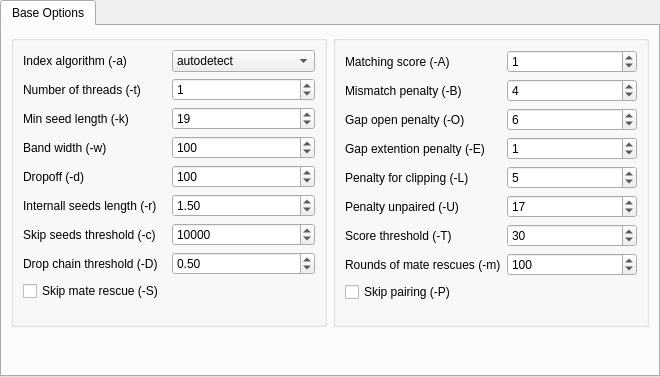
Qt form src/plugins/external_tool_support/src/bwa/BwaMemSettings.ui (violethaze74/ugene) before a commit.
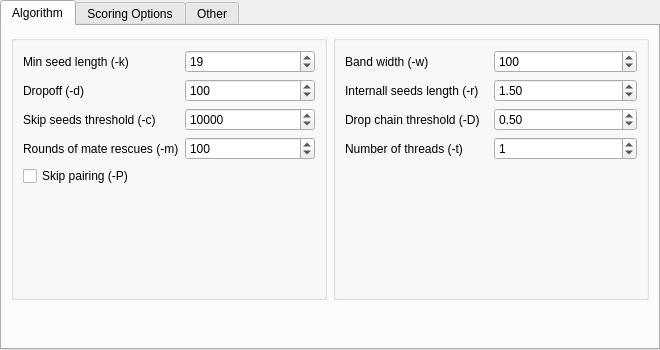
The same form after that commit.

Commit message: UGENE-5401. BWA-MEM settings widget.

```diff
--- a/src/plugins/external_tool_support/src/bwa/BwaMemSettings.ui
+++ b/src/plugins/external_tool_support/src/bwa/BwaMemSettings.ui
@@ -7,7 +7,7 @@
     <x>0</x>
     <y>0</y>
     <width>660</width>
-    <height>377</height>
+    <height>350</height>
    </rect>
   </property>
   <property name="minimumSize">
@@ -42,7 +42,7 @@
      </property>
      <widget class="QWidget" name="tab">
       <attribute name="title">
-       <string>Base Options</string>
+       <string>Algorithm</string>
       </attribute>
       <layout class="QVBoxLayout" name="verticalLayout">
        <item>
@@ -59,55 +59,71 @@
             <property name="sizeConstraint">
              <enum>QLayout::SetMinAndMaxSize</enum>
             </property>
-            <item row="1" column="1">
-             <widget class="QSpinBox" name="numThreadsSpinbox">
-              <property name="toolTip">
-               <string>Number of threads</string>
-              </property>
-              <property name="maximum">
-               <number>999</number>
-              </property>
-              <property name="value">
-               <number>1</number>
-              </property>
-             </widget>
-            </item>
-            <item row="7" column="1">
-             <widget class="QDoubleSpinBox" name="internalSeedSpinbox">
-              <property name="toolTip">
-               <string>Look for internal seeds inside a seed longer than {-k} * FLOAT</string>
-              </property>
-              <property name="minimum">
-               <double>0.010000000000000</double>
-              </property>
-              <property name="maximum">
-               <double>9999.989999999999782</double>
-              </property>
-              <property name="value">
-               <double>1.500000000000000</double>
-              </property>
-             </widget>
-            </item>
-            <item row="1" column="0">
-             <widget class="QLabel" name="label_41">
+            <item row="5" column="0">
+             <widget class="QLabel" name="label_45">
               <property name="layoutDirection">
                <enum>Qt::LeftToRight</enum>
               </property>
               <property name="text">
-               <string>Number of threads (-t)</string>
+               <string>Dropoff (-d)</string>
               </property>
               <property name="alignment">
                <set>Qt::AlignLeading|Qt::AlignLeft|Qt::AlignVCenter</set>
               </property>
               <property name="margin">
-               <number>5</number>
+               <number>1</number>
               </property>
               <property name="buddy">
                <cstring>numThreadsSpinbox</cstring>
               </property>
              </widget>
             </item>
-            <item row="3" column="0">
+            <item row="6" column="1">
+             <widget class="QSpinBox" name="skipSeedSpinbox">
+              <property name="toolTip">
+               <string>Skip seeds with more than INT occurrences </string>
+              </property>
+              <property name="minimum">
+               <number>1</number>
+              </property>
+              <property name="maximum">
+               <number>4000000</number>
+              </property>
+              <property name="singleStep">
+               <number>1000</number>
+              </property>
+              <property name="value">
+               <number>10000</number>
+              </property>
+             </widget>
+            </item>
+            <item row="13" column="0" colspan="2">
+             <spacer name="verticalSpacer_2">
+              <property name="orientation">
+               <enum>Qt::Vertical</enum>
+              </property>
+              <property name="sizeHint" stdset="0">
+               <size>
+                <width>20</width>
+                <height>0</height>
+               </size>
+              </property>
+             </spacer>
+            </item>
+            <item row="7" column="1">
+             <widget class="QSpinBox" name="mateRescueSpinbox">
+              <property name="toolTip">
+               <string>Perform at most INT rounds of mate rescues for each read</string>
+              </property>
+              <property name="maximum">
+               <number>9999</number>
+              </property>
+              <property name="value">
+               <number>100</number>
+              </property>
+             </widget>
+            </item>
+            <item row="2" column="0">
              <widget class="QLabel" name="label_40">
               <property name="layoutDirection">
                <enum>Qt::LeftToRight</enum>
@@ -119,14 +135,68 @@
                <set>Qt::AlignLeading|Qt::AlignLeft|Qt::AlignVCenter</set>
               </property>
               <property name="margin">
-               <number>5</number>
+               <number>1</number>
               </property>
               <property name="buddy">
                <cstring>minSeedSpinbox</cstring>
               </property>
              </widget>
             </item>
-            <item row="3" column="1">
+            <item row="5" column="1">
+             <widget class="QSpinBox" name="dropoffSpinbox">
+              <property name="toolTip">
+               <string>Off-diagonal X-dropoff</string>
+              </property>
+              <property name="maximum">
+               <number>99999</number>
+              </property>
+              <property name="value">
+               <number>100</number>
+              </property>
+             </widget>
+            </item>
+            <item row="7" column="0">
+             <widget class="QLabel" name="label_9">
+              <property name="layoutDirection">
+               <enum>Qt::LeftToRight</enum>
+              </property>
+              <property name="text">
+               <string>Rounds of mate rescues (-m)</string>
+              </property>
+              <property name="alignment">
+               <set>Qt::AlignLeading|Qt::AlignLeft|Qt::AlignVCenter</set>
+              </property>
+              <property name="margin">
+               <number>1</number>
+              </property>
+              <property name="indent">
+               <number>-1</number>
+              </property>
+              <property name="buddy">
+               <cstring>mateRescueSpinbox</cstring>
+              </property>
+             </widget>
+            </item>
+            <item row="6" column="0">
+             <widget class="QLabel" name="label_47">
+              <property name="layoutDirection">
+               <enum>Qt::LeftToRight</enum>
+              </property>
+              <property name="text">
+               <string>Skip seeds threshold (-c)</string>
+              </property>
+              <property name="alignment">
+               <set>Qt::AlignLeading|Qt::AlignLeft|Qt::AlignVCenter</set>
+              </property>
+              <property name="margin">
+               <number>1</number>
+              </property>
+              <property name="buddy">
+               <cstring>skipSeedSpinbox</cstring>
+              </property>
+             </widget>
+            </item>
+            <item row="2" column="1">
              <widget class="QSpinBox" name="minSeedSpinbox">
               <property name="toolTip">
                <string>Minimum seed length</string>
@@ -145,7 +215,54 @@
               </property>
              </widget>
             </item>
-            <item row="5" column="0">
+            <item row="8" column="0" colspan="2">
+             <widget class="QCheckBox" name="skipPairingCheckBox">
+              <property name="sizePolicy">
+               <sizepolicy hsizetype="Minimum" vsizetype="Fixed">
+                <horstretch>0</horstretch>
+                <verstretch>0</verstretch>
+               </sizepolicy>
+              </property>
+              <property name="sizeIncrement">
+               <size>
+                <width>0</width>
+                <height>0</height>
+               </size>
+              </property>
+              <property name="toolTip">
+               <string>Skip pairing; mate rescue performed unless -S also in use</string>
+              </property>
+              <property name="text">
+               <string>Skip pairing (-P)</string>
+              </property>
+              <property name="tristate">
+               <bool>false</bool>
+              </property>
+             </widget>
+            </item>
+           </layout>
+          </widget>
+         </item>
+         <item>
+          <widget class="QGroupBox" name="groupBox">
+           <layout class="QGridLayout" name="gridLayout_3">
+            <property name="sizeConstraint">
+             <enum>QLayout::SetMinAndMaxSize</enum>
+            </property>
+            <item row="5" column="0" colspan="2">
+             <spacer name="verticalSpacer">
+              <property name="orientation">
+               <enum>Qt::Vertical</enum>
+              </property>
+              <property name="sizeHint" stdset="0">
+               <size>
+                <width>20</width>
+                <height>0</height>
+               </size>
+              </property>
+             </spacer>
+            </item>
+            <item row="0" column="0">
              <widget class="QLabel" name="label_43">
               <property name="layoutDirection">
                <enum>Qt::LeftToRight</enum>
@@ -157,59 +274,14 @@
                <set>Qt::AlignLeading|Qt::AlignLeft|Qt::AlignVCenter</set>
               </property>
               <property name="margin">
-               <number>5</number>
+               <number>1</number>
               </property>
               <property name="buddy">
                <cstring>bandWidthSpinbox</cstring>
               </property>
              </widget>
             </item>
-            <item row="5" column="1">
-             <widget class="QSpinBox" name="bandWidthSpinbox">
-              <property name="toolTip">
-               <string>Band width for banded alignment</string>
-              </property>
-              <property name="maximum">
-               <number>9999</number>
-              </property>
-              <property name="value">
-               <number>100</number>
-              </property>
-             </widget>
-            </item>
-            <item row="6" column="0">
-             <widget class="QLabel" name="label_45">
-              <property name="layoutDirection">
-               <enum>Qt::LeftToRight</enum>
-              </property>
-              <property name="text">
-               <string>Dropoff (-d)</string>
-              </property>
-              <property name="alignment">
-               <set>Qt::AlignLeading|Qt::AlignLeft|Qt::AlignVCenter</set>
-              </property>
-              <property name="margin">
-               <number>5</number>
-              </property>
-              <property name="buddy">
-               <cstring>dropoffSpinbox</cstring>
-              </property>
-             </widget>
-            </item>
-            <item row="6" column="1">
-             <widget class="QSpinBox" name="dropoffSpinbox">
-              <property name="toolTip">
-               <string>Off-diagonal X-dropoff</string>
-              </property>
-              <property name="maximum">
-               <number>99999</number>
-              </property>
-              <property name="value">
-               <number>100</number>
-              </property>
-             </widget>
-            </item>
-            <item row="7" column="0">
+            <item row="1" column="0">
              <widget class="QLabel" name="label_46">
               <property name="layoutDirection">
                <enum>Qt::LeftToRight</enum>
@@ -221,71 +293,14 @@
                <set>Qt::AlignLeading|Qt::AlignLeft|Qt::AlignVCenter</set>
               </property>
               <property name="margin">
-               <number>5</number>
+               <number>1</number>
               </property>
               <property name="buddy">
                <cstring>internalSeedSpinbox</cstring>
               </property>
              </widget>
             </item>
-            <item row="8" column="0">
-             <widget class="QLabel" name="label_47">
-              <property name="layoutDirection">
-               <enum>Qt::LeftToRight</enum>
-              </property>
-              <property name="text">
-               <string>Skip seeds threshold (-c)</string>
-              </property>
-              <property name="alignment">
-               <set>Qt::AlignLeading|Qt::AlignLeft|Qt::AlignVCenter</set>
-              </property>
-              <property name="margin">
-               <number>5</number>
-              </property>
-              <property name="buddy">
-               <cstring>skipSeedSpinbox</cstring>
-              </property>
-             </widget>
-            </item>
-            <item row="8" column="1">
-             <widget class="QSpinBox" name="skipSeedSpinbox">
-              <property name="toolTip">
-               <string>Skip seeds with more than INT occurrences </string>
-              </property>
-              <property name="minimum">
-               <number>1</number>
-              </property>
-              <property name="maximum">
-               <number>4000000</number>
-              </property>
-              <property name="singleStep">
-               <number>1000</number>
-              </property>
-              <property name="value">
-               <number>10000</number>
-              </property>
-             </widget>
-            </item>
-            <item row="9" column="0">
-             <widget class="QLabel" name="label_48">
-              <property name="layoutDirection">
-               <enum>Qt::LeftToRight</enum>
-              </property>
-              <property name="text">
-               <string>Drop chain threshold (-D)</string>
-              </property>
-              <property name="alignment">
-               <set>Qt::AlignLeading|Qt::AlignLeft|Qt::AlignVCenter</set>
-              </property>
-              <property name="margin">
-               <number>5</number>
-              </property>
-              <property name="buddy">
-               <cstring>dropChainSpinbox</cstring>
-              </property>
-             </widget>
-            </item>
-            <item row="9" column="1">
+            <item row="2" column="1">
              <widget class="QDoubleSpinBox" name="dropChainSpinbox">
               <property name="toolTip">
                <string>Drop chains shorter than FLOAT fraction of the longest overlapping chain</string>
@@ -298,79 +313,144 @@
               </property>
              </widget>
             </item>
-            <item row="0" column="0">
-             <widget class="QLabel" name="label_2">
+            <item row="1" column="1">
+             <widget class="QDoubleSpinBox" name="internalSeedSpinbox">
+              <property name="toolTip">
+               <string>Look for internal seeds inside a seed longer than {-k} * FLOAT</string>
+              </property>
+              <property name="minimum">
+               <double>0.010000000000000</double>
+              </property>
+              <property name="maximum">
+               <double>9999.989999999999782</double>
+              </property>
+              <property name="value">
+               <double>1.500000000000000</double>
+              </property>
+             </widget>
+            </item>
+            <item row="2" column="0">
+             <widget class="QLabel" name="label_48">
+              <property name="layoutDirection">
+               <enum>Qt::LeftToRight</enum>
+              </property>
               <property name="text">
-               <string>Index algorithm (-a)</string>
+               <string>Drop chain threshold (-D)</string>
               </property>
               <property name="alignment">
                <set>Qt::AlignLeading|Qt::AlignLeft|Qt::AlignVCenter</set>
               </property>
               <property name="margin">
-               <number>5</number>
+               <number>1</number>
+              </property>
+              <property name="buddy">
+               <cstring>dropChainSpinbox</cstring>
               </property>
              </widget>
             </item>
             <item row="0" column="1">
-             <widget class="QComboBox" name="indexAlgorithmComboBox">
-              <property name="currentIndex">
-               <number>0</number>
+             <widget class="QSpinBox" name="bandWidthSpinbox">
+              <property name="toolTip">
+               <string>Band width for banded alignment</string>
               </property>
-              <item>
-               <property name="text">
-                <string>autodetect</string>
-               </property>
-              </item>
-              <item>
-               <property name="text">
-                <string>bwtsw</string>
-               </property>
-              </item>
-              <item>
-               <property name="text">
-                <string>div</string>
-               </property>
-              </item>
-              <item>
-               <property name="text">
-                <string>is</string>
-               </property>
-              </item>
+              <property name="maximum">
+               <number>9999</number>
+              </property>
+              <property name="value">
+               <number>100</number>
+              </property>
              </widget>
             </item>
-            <item row="11" column="0">
-             <widget class="QCheckBox" name="skipMateCheckBox">
-              <property name="toolTip">
-               <string>Skip mate rescue</string>
+            <item row="3" column="0">
+             <widget class="QLabel" name="label_41">
+              <property name="layoutDirection">
+               <enum>Qt::LeftToRight</enum>
               </property>
               <property name="text">
-               <string>Skip mate rescue (-S)</string>
+               <string>Number of threads (-t)</string>
+              </property>
+              <property name="alignment">
+               <set>Qt::AlignLeading|Qt::AlignLeft|Qt::AlignVCenter</set>
+              </property>
+              <property name="margin">
+               <number>1</number>
+              </property>
+              <property name="buddy">
+               <cstring>numThreadsSpinbox</cstring>
               </property>
              </widget>
             </item>
-            <item row="13" column="0" colspan="2">
-             <spacer name="verticalSpacer_2">
-              <property name="orientation">
-               <enum>Qt::Vertical</enum>
+            <item row="3" column="1">
+             <widget class="QSpinBox" name="numThreadsSpinbox">
+              <property name="toolTip">
+               <string>Number of threads</string>
               </property>
-              <property name="sizeHint" stdset="0">
-               <size>
-                <width>20</width>
-                <height>0</height>
-               </size>
+              <property name="maximum">
+               <number>999</number>
               </property>
-             </spacer>
+              <property name="value">
+               <number>1</number>
+              </property>
+             </widget>
             </item>
            </layout>
           </widget>
          </item>
+        </layout>
+       </item>
+       <item>
+        <widget class="QLabel" name="label">
+         <property name="text">
+          <string>&lt;!DOCTYPE HTML PUBLIC &quot;-//W3C//DTD HTML 4.0//EN&quot; &quot;http://www.w3.org/TR/REC-html40/strict.dtd&quot;&gt;
+&lt;html&gt;&lt;head&gt;&lt;meta name=&quot;qrichtext&quot; content=&quot;1&quot; /&gt;&lt;style type=&quot;text/css&quot;&gt;
+p, li { white-space: pre-wrap; }
+&lt;/style&gt;&lt;/head&gt;&lt;body style=&quot; font-family:'MS Shell Dlg 2'; font-size:8.25pt; font-weight:400; font-style:normal;&quot;&gt;
+&lt;p style=&quot;-qt-paragraph-type:empty; margin-top:0px; margin-bottom:0px; margin-left:0px; margin-right:0px; -qt-block-indent:0; text-indent:0px; font-size:8pt;&quot;&gt;&lt;/p&gt;&lt;/body&gt;&lt;/html&gt;</string>
+         </property>
+         <property name="wordWrap">
+          <bool>true</bool>
+         </property>
+        </widget>
+       </item>
+       <item>
+        <widget class="QLabel" name="warningLabel">
+         <property name="text">
+          <string/>
+         </property>
+         <property name="wordWrap">
+          <bool>true</bool>
+         </property>
+        </widget>
+       </item>
+      </layout>
+     </widget>
+     <widget class="QWidget" name="tab_2">
+      <attribute name="title">
+       <string>Scoring Options</string>
+      </attribute>
+      <layout class="QVBoxLayout" name="verticalLayout_2">
+       <item>
+        <layout class="QHBoxLayout" name="horizontalLayout_2">
          <item>
-          <widget class="QGroupBox" name="groupBox">
-           <layout class="QGridLayout" name="gridLayout_3">
-            <property name="sizeConstraint">
-             <enum>QLayout::SetMinAndMaxSize</enum>
-            </property>
-            <item row="0" column="0">
+          <widget class="QGroupBox" name="groupBox_2">
+           <property name="title">
+            <string/>
+           </property>
+           <layout class="QGridLayout" name="gridLayout_5">
+            <item row="1" column="1">
+             <widget class="QSpinBox" name="matchScoreSpinbox">
+              <property name="toolTip">
+               <string>Score for a sequence match</string>
+              </property>
+              <property name="maximum">
+               <number>9999</number>
+              </property>
+              <property name="value">
+               <number>1</number>
+              </property>
+             </widget>
+            </item>
+            <item row="1" column="0">
              <widget class="QLabel" name="label_7">
               <property name="layoutDirection">
                <enum>Qt::LeftToRight</enum>
@@ -382,55 +462,13 @@
                <set>Qt::AlignLeading|Qt::AlignLeft|Qt::AlignVCenter</set>
               </property>
               <property name="margin">
-               <number>5</number>
+               <number>1</number>
               </property>
               <property name="buddy">
                <cstring>matchScoreSpinbox</cstring>
               </property>
              </widget>
             </item>
-            <item row="0" column="1">
-             <widget class="QSpinBox" name="matchScoreSpinbox">
-              <property name="toolTip">
-               <string>Score for a sequence match</string>
-              </property>
-              <property name="maximum">
-               <number>9999</number>
-              </property>
-              <property name="value">
-               <number>1</number>
-              </property>
-             </widget>
-            </item>
-            <item row="1" column="0">
-             <widget class="QLabel" name="label_8">
-              <property name="layoutDirection">
-               <enum>Qt::LeftToRight</enum>
-              </property>
-              <property name="text">
-               <string>Mismatch penalty (-B)</string>
-              </property>
-              <property name="alignment">
-               <set>Qt::AlignLeading|Qt::AlignLeft|Qt::AlignVCenter</set>
-              </property>
-              <property name="margin">
-               <number>5</number>
-              </property>
-              <property name="buddy">
-               <cstring>mismatchScoreSpinbox</cstring>
-              </property>
-             </widget>
-            </item>
-            <item row="1" column="1">
-             <widget class="QSpinBox" name="mismatchScoreSpinbox">
-              <property name="toolTip">
-               <string>Penalty for a mismatch</string>
-              </property>
-              <property name="value">
-               <number>4</number>
-              </property>
-             </widget>
-            </item>
             <item row="2" column="0">
              <widget class="QLabel" name="label_17">
               <property name="layoutDirection">
@@ -443,7 +481,7 @@
                <set>Qt::AlignLeading|Qt::AlignLeft|Qt::AlignVCenter</set>
               </property>
               <property name="margin">
-               <number>5</number>
+               <number>1</number>
               </property>
               <property name="buddy">
                <cstring>gapOpenSpinbox</cstring>
@@ -460,36 +498,7 @@
               </property>
              </widget>
             </item>
-            <item row="3" column="0">
-             <widget class="QLabel" name="label_18">
-              <property name="layoutDirection">
-               <enum>Qt::LeftToRight</enum>
-              </property>
-              <property name="text">
-               <string>Gap extention penalty (-E)</string>
-              </property>
-              <property name="alignment">
-               <set>Qt::AlignLeading|Qt::AlignLeft|Qt::AlignVCenter</set>
-              </property>
-              <property name="margin">
-               <number>5</number>
-              </property>
-              <property name="buddy">
-               <cstring>gapExtSpinbox</cstring>
-              </property>
-             </widget>
-            </item>
-            <item row="3" column="1">
-             <widget class="QSpinBox" name="gapExtSpinbox">
-              <property name="toolTip">
-               <string>Gap extension penalty; a gap of size k cost {-O} + {-E}*k</string>
-              </property>
-              <property name="value">
-               <number>1</number>
-              </property>
-             </widget>
-            </item>
-            <item row="4" column="0">
+            <item row="5" column="0">
              <widget class="QLabel" name="label_19">
               <property name="layoutDirection">
                <enum>Qt::LeftToRight</enum>
@@ -501,14 +510,14 @@
                <set>Qt::AlignLeading|Qt::AlignLeft|Qt::AlignVCenter</set>
               </property>
               <property name="margin">
-               <number>5</number>
+               <number>1</number>
               </property>
               <property name="buddy">
                <cstring>clippingPenSpinbox</cstring>
               </property>
              </widget>
             </item>
-            <item row="4" column="1">
+            <item row="5" column="1">
              <widget class="QSpinBox" name="clippingPenSpinbox">
               <property name="toolTip">
                <string>Penalty for clipping </string>
@@ -518,7 +527,74 @@
               </property>
              </widget>
             </item>
-            <item row="5" column="0">
+           </layout>
+          </widget>
+         </item>
+         <item>
+          <widget class="QGroupBox" name="groupBox_3">
+           <property name="title">
+            <string/>
+           </property>
+           <layout class="QGridLayout" name="gridLayout_4">
+            <item row="0" column="0">
+             <widget class="QLabel" name="label_8">
+              <property name="layoutDirection">
+               <enum>Qt::LeftToRight</enum>
+              </property>
+              <property name="text">
+               <string>Mismatch penalty (-B)</string>
+              </property>
+              <property name="alignment">
+               <set>Qt::AlignLeading|Qt::AlignLeft|Qt::AlignVCenter</set>
+              </property>
+              <property name="margin">
+               <number>1</number>
+              </property>
+              <property name="buddy">
+               <cstring>mismatchScoreSpinbox</cstring>
+              </property>
+             </widget>
+            </item>
+            <item row="0" column="1">
+             <widget class="QSpinBox" name="mismatchScoreSpinbox">
+              <property name="toolTip">
+               <string>Penalty for a mismatch</string>
+              </property>
+              <property name="value">
+               <number>4</number>
+              </property>
+             </widget>
+            </item>
+            <item row="1" column="0">
+             <widget class="QLabel" name="label_18">
+              <property name="layoutDirection">
+               <enum>Qt::LeftToRight</enum>
+              </property>
+              <property name="text">
+               <string>Gap extention penalty (-E)</string>
+              </property>
+              <property name="alignment">
+               <set>Qt::AlignLeading|Qt::AlignLeft|Qt::AlignVCenter</set>
+              </property>
+              <property name="margin">
+               <number>1</number>
+              </property>
+              <property name="buddy">
+               <cstring>gapExtSpinbox</cstring>
+              </property>
+             </widget>
+            </item>
+            <item row="1" column="1">
+             <widget class="QSpinBox" name="gapExtSpinbox">
+              <property name="toolTip">
+               <string>Gap extension penalty; a gap of size k cost {-O} + {-E}*k</string>
+              </property>
+              <property name="value">
+               <number>1</number>
+              </property>
+             </widget>
+            </item>
+            <item row="2" column="0">
              <widget class="QLabel" name="label_20">
               <property name="layoutDirection">
                <enum>Qt::LeftToRight</enum>
@@ -530,14 +606,14 @@
                <set>Qt::AlignLeading|Qt::AlignLeft|Qt::AlignVCenter</set>
               </property>
               <property name="margin">
-               <number>5</number>
+               <number>1</number>
               </property>
               <property name="buddy">
                <cstring>penaltyUnpairedSpinbox</cstring>
               </property>
              </widget>
             </item>
-            <item row="5" column="1">
+            <item row="2" column="1">
              <widget class="QSpinBox" name="penaltyUnpairedSpinbox">
               <property name="toolTip">
                <string>Penalty for an unpaired read pair</string>
@@ -547,7 +623,99 @@
               </property>
              </widget>
             </item>
-            <item row="6" column="0">
+           </layout>
+          </widget>
+         </item>
+        </layout>
+       </item>
+       <item>
+        <spacer name="verticalSpacer_3">
+         <property name="orientation">
+          <enum>Qt::Vertical</enum>
+         </property>
+         <property name="sizeHint" stdset="0">
+          <size>
+           <width>20</width>
+           <height>40</height>
+          </size>
+         </property>
+        </spacer>
+       </item>
+      </layout>
+     </widget>
+     <widget class="QWidget" name="tab_3">
+      <attribute name="title">
+       <string>Other</string>
+      </attribute>
+      <layout class="QGridLayout" name="gridLayout_8">
+       <item row="0" column="0">
+        <layout class="QHBoxLayout" name="horizontalLayout_3">
+         <item>
+          <widget class="QGroupBox" name="groupBox_4">
+           <property name="title">
+            <string/>
+           </property>
+           <layout class="QGridLayout" name="gridLayout_6">
+            <item row="0" column="0">
+             <widget class="QLabel" name="label_2">
+              <property name="text">
+               <string>Index algorithm (-a)</string>
+              </property>
+              <property name="alignment">
+               <set>Qt::AlignLeading|Qt::AlignLeft|Qt::AlignVCenter</set>
+              </property>
+              <property name="margin">
+               <number>1</number>
+              </property>
+             </widget>
+            </item>
+            <item row="1" column="0">
+             <widget class="QCheckBox" name="skipMateCheckBox">
+              <property name="toolTip">
+               <string>Skip mate rescue</string>
+              </property>
+              <property name="text">
+               <string>Skip mate rescue (-S)</string>
+              </property>
+             </widget>
+            </item>
+            <item row="0" column="1">
+             <widget class="QComboBox" name="indexAlgorithmComboBox">
+              <property name="currentIndex">
+               <number>0</number>
+              </property>
+              <item>
+               <property name="text">
+                <string>autodetect</string>
+               </property>
+              </item>
+              <item>
+               <property name="text">
+                <string>bwtsw</string>
+               </property>
+              </item>
+              <item>
+               <property name="text">
+                <string>div</string>
+               </property>
+              </item>
+              <item>
+               <property name="text">
+                <string>is</string>
+               </property>
+              </item>
+             </widget>
+            </item>
+           </layout>
+          </widget>
+         </item>
+         <item>
+          <widget class="QGroupBox" name="groupBox_5">
+           <property name="title">
+            <string/>
+           </property>
+           <layout class="QGridLayout" name="gridLayout_7">
+            <item row="0" column="0">
              <widget class="QLabel" name="label_37">
               <property name="layoutDirection">
                <enum>Qt::LeftToRight</enum>
@@ -559,14 +727,14 @@
                <set>Qt::AlignLeading|Qt::AlignLeft|Qt::AlignVCenter</set>
               </property>
               <property name="margin">
-               <number>5</number>
+               <number>1</number>
               </property>
               <property name="buddy">
                <cstring>scoreThresholdSpinbox</cstring>
               </property>
              </widget>
             </item>
-            <item row="6" column="1">
+            <item row="0" column="1">
              <widget class="QSpinBox" name="scoreThresholdSpinbox">
               <property name="toolTip">
                <string>Minimum score to output</string>
@@ -576,58 +744,10 @@
               </property>
              </widget>
             </item>
-            <item row="7" column="0">
-             <widget class="QLabel" name="label_9">
-              <property name="layoutDirection">
-               <enum>Qt::LeftToRight</enum>
-              </property>
+            <item row="1" column="0" colspan="2">
+             <widget class="QLabel" name="label_3">
               <property name="text">
-               <string>Rounds of mate rescues (-m)</string>
-              </property>
-              <property name="alignment">
-               <set>Qt::AlignLeading|Qt::AlignLeft|Qt::AlignVCenter</set>
-              </property>
-              <property name="margin">
-               <number>5</number>
-              </property>
-              <property name="buddy">
-               <cstring>mateRescueSpinbox</cstring>
-              </property>
-             </widget>
-            </item>
-            <item row="7" column="1">
-             <widget class="QSpinBox" name="mateRescueSpinbox">
-              <property name="toolTip">
-               <string>Perform at most INT rounds of mate rescues for each read</string>
-              </property>
-              <property name="maximum">
-               <number>9999</number>
-              </property>
-              <property name="value">
-               <number>100</number>
-              </property>
-             </widget>
-            </item>
-            <item row="9" column="0" colspan="2">
-             <spacer name="verticalSpacer">
-              <property name="orientation">
-               <enum>Qt::Vertical</enum>
-              </property>
-              <property name="sizeHint" stdset="0">
-               <size>
-                <width>20</width>
-                <height>0</height>
-               </size>
-              </property>
-             </spacer>
-            </item>
-            <item row="8" column="0">
-             <widget class="QCheckBox" name="skipPairingCheckBox">
-              <property name="toolTip">
-               <string>Skip pairing; mate rescue performed unless -S also in use</string>
-              </property>
-              <property name="text">
-               <string>Skip pairing (-P)</string>
+               <string/>
               </property>
              </widget>
             </item>
@@ -636,29 +756,18 @@
          </item>
         </layout>
        </item>
-       <item>
-        <widget class="QLabel" name="label">
-         <property name="text">
-          <string>&lt;!DOCTYPE HTML PUBLIC &quot;-//W3C//DTD HTML 4.0//EN&quot; &quot;http://www.w3.org/TR/REC-html40/strict.dtd&quot;&gt;
-&lt;html&gt;&lt;head&gt;&lt;meta name=&quot;qrichtext&quot; content=&quot;1&quot; /&gt;&lt;style type=&quot;text/css&quot;&gt;
-p, li { white-space: pre-wrap; }
-&lt;/style&gt;&lt;/head&gt;&lt;body style=&quot; font-family:'MS Shell Dlg 2'; font-size:8.25pt; font-weight:400; font-style:normal;&quot;&gt;
-&lt;p style=&quot;-qt-paragraph-type:empty; margin-top:0px; margin-bottom:0px; margin-left:0px; margin-right:0px; -qt-block-indent:0; text-indent:0px; font-size:8pt;&quot;&gt;&lt;/p&gt;&lt;/body&gt;&lt;/html&gt;</string>
+       <item row="1" column="0">
+        <spacer name="verticalSpacer_5">
+         <property name="orientation">
+          <enum>Qt::Vertical</enum>
          </property>
-         <property name="wordWrap">
-          <bool>true</bool>
+         <property name="sizeHint" stdset="0">
+          <size>
+           <width>20</width>
+           <height>40</height>
+          </size>
          </property>
-        </widget>
-       </item>
-       <item>
-        <widget class="QLabel" name="warningLabel">
-         <property name="text">
-          <string/>
-         </property>
-         <property name="wordWrap">
-          <bool>true</bool>
-         </property>
-        </widget>
+        </spacer>
        </item>
       </layout>
      </widget>
```
Left out of the diff: 2 changed lines with no effect on the pictures.
